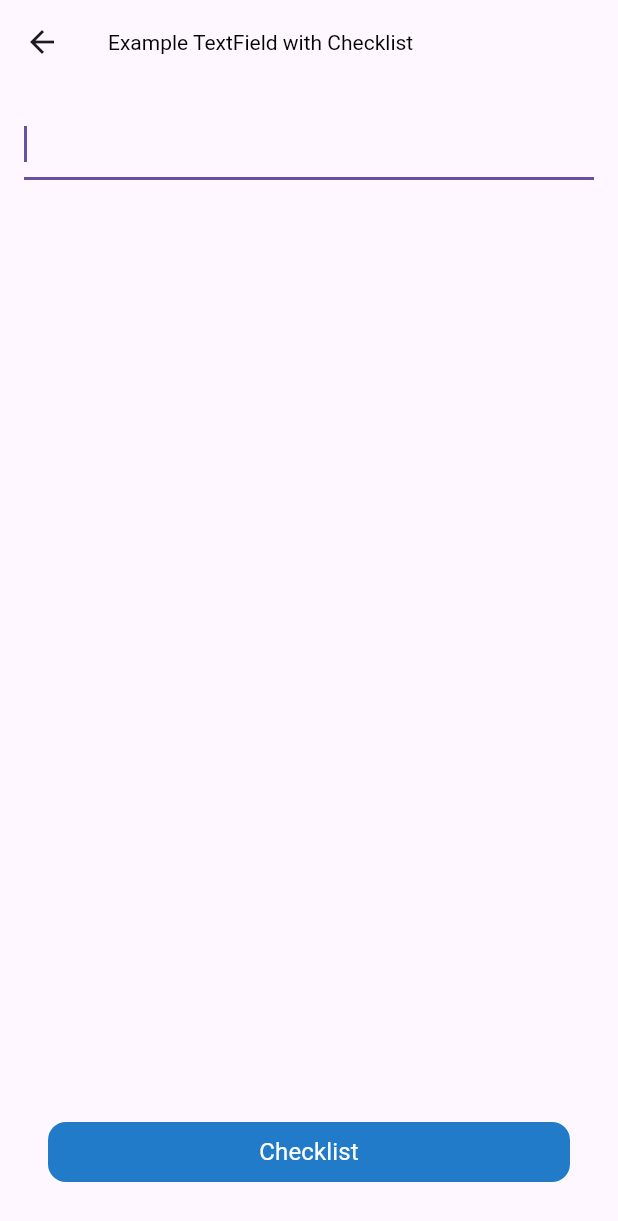
After one commit to agsant/agsant_package, a Flutter app: the AgsTextfieldWithChecklistExample screen opened directly, after a tap on "Checklist", on a phone screen of 412 x 824 dp. The commit adds this screen. Shown: the top 1221 px of the screen. Run offline on Flutter 3.47's test engine with Material 3 defaults, Android fonts, the phone set to English and light mode, and no system bars; our stand-ins replace flutter_svg, kiwi, rxdart.

Commit message:
feat: create textfield checkbox

```diff
--- a/example_project/lib/src/main_page/main_page.dart
+++ b/example_project/lib/src/main_page/main_page.dart
@@ -5,6 +5,7 @@ import 'package:example_project/src/pages/ags_date_picker_example_page.dart';
 import 'package:example_project/src/pages/ags_image_example_page.dart';
 import 'package:example_project/src/pages/ags_text_area_page.dart';
 import 'package:example_project/src/pages/ags_text_example_page.dart';
+import 'package:example_project/src/pages/ags_textfield_with_checklist_example.dart';
 import 'package:flutter/cupertino.dart';
 import 'package:flutter/material.dart';
 
@@ -53,6 +54,11 @@ class MainPage extends StatelessWidget {
             title: 'Checkbox',
             targetWidget: const AgsCheckboxPage(),
           ),
+          _getItem(
+            context: context,
+            title: 'TextField Checkbox',
+            targetWidget: const AgsTextfieldWithChecklistExample(),
+          ),
         ],
       ),
     );
--- /dev/null
+++ b/example_project/lib/src/pages/ags_textfield_with_checklist_example.dart
@@ -0,0 +1,47 @@
+import 'package:agsant_package/agsant_package.dart';
+import 'package:flutter/material.dart';
+
+class AgsTextfieldWithChecklistExample extends StatefulWidget {
+  const AgsTextfieldWithChecklistExample({super.key});
+
+  @override
+  State<StatefulWidget> createState() =>
+      _AgsTextfieldWithChecklistExampleState();
+}
+
+class _AgsTextfieldWithChecklistExampleState
+    extends State<AgsTextfieldWithChecklistExample> {
+  bool checked = false;
+
+  @override
+  Widget build(BuildContext context) {
+    return Scaffold(
+      appBar: AppBar(
+        title: AgsText('Example TextField with Checklist'),
+      ),
+      body: Container(
+        padding: const EdgeInsets.all(16),
+        child: Column(
+          children: [
+            Expanded(
+              child: AgsTextFieldCheckbox(
+                checklistType: checked,
+              ),
+            ),
+            Container(
+              padding: const EdgeInsets.all(16),
+              child: AgsButton(
+                title: 'Checklist',
+                onTap: () {
+                  setState(() {
+                    checked = !checked;
+                  });
+                },
+              ),
+            ),
+          ],
+        ),
+      ),
+    );
+  }
+}
--- a/lib/agsant_package.dart
+++ b/lib/agsant_package.dart
@@ -19,6 +19,7 @@ export 'package:agsant_package/src/widgets/ags_date_picker.dart';
 export 'package:agsant_package/src/widgets/ags_text_area.dart';
 export 'package:agsant_package/src/widgets/ags_text_field.dart';
 export 'package:agsant_package/src/widgets/ags_checkbox.dart';
+export 'package:agsant_package/src/widgets/ags_textfield_tiles/ags_textfield_checkbox.dart';
 
 /// third parties
 export 'package:intl/intl.dart';
--- /dev/null
+++ b/lib/src/widgets/ags_textfield_tiles/ags_textfield_checkbox.dart
@@ -0,0 +1,50 @@
+import 'package:agsant_package/src/widgets/ags_textfield_tiles/ags_textfield_checkbox_controller.dart';
+import 'package:agsant_package/src/widgets/ags_textfield_tiles/ags_textfield_item.dart';
+import 'package:agsant_package/src/widgets/ags_textfield_tiles/ags_textfield_item_model.dart';
+import 'package:flutter/material.dart';
+
+class AgsTextFieldCheckbox extends StatefulWidget {
+  final bool checklistType;
+
+  const AgsTextFieldCheckbox({super.key, required this.checklistType});
+
+  @override
+  State<StatefulWidget> createState() => _AgsTextFieldCheckboxState();
+}
+
+class _AgsTextFieldCheckboxState extends State<AgsTextFieldCheckbox> {
+  final AgsTextfieldCheckboxController _controller =
+      AgsTextfieldCheckboxController();
+
+  @override
+  void initState() {
+    super.initState();
+    _controller.initialLoad();
+  }
+
+  @override
+  Widget build(BuildContext context) {
+    return ListenableBuilder(
+      listenable: _controller,
+      builder: (context, child) {
+        List<AgsTextFieldItemModel> items = _controller.items;
+        return ListView.builder(
+          itemCount: items.length,
+          itemBuilder: (context, index) {
+            return AgsTextfieldItem(
+              key: Key(index.toString()),
+              isChecklistType: widget.checklistType,
+              showCheckbox: items[index].isChecklistType,
+              onEnter: () {
+                _controller.addItem(index: index);
+              },
+              onChanged: (checked, value) {
+                _controller.updateItem(index: index);
+              },
+            );
+          },
+        );
+      },
+    );
+  }
+}
--- /dev/null
+++ b/lib/src/widgets/ags_textfield_tiles/ags_textfield_checkbox_controller.dart
@@ -0,0 +1,38 @@
+import 'dart:collection';
+
+import 'package:agsant_package/src/widgets/ags_textfield_tiles/ags_textfield_item_model.dart';
+import 'package:flutter/material.dart';
+
+class AgsTextfieldCheckboxController extends ChangeNotifier {
+  final List<AgsTextFieldItemModel> _items = [];
+
+  UnmodifiableListView<AgsTextFieldItemModel> get items =>
+      UnmodifiableListView(_items);
+
+  void initialLoad() {
+    _items.add(AgsTextFieldItemModel(text: ''));
+  }
+
+  void addItem({
+    required int index,
+  }) {
+    AgsTextFieldItemModel newItem = AgsTextFieldItemModel(text: '');
+    _items.insert(index + 1, newItem);
+    notifyListeners();
+  }
+
+  void updateItem({required int index, String? value, bool? checked}) {
+    AgsTextFieldItemModel item = _items[index];
+
+    _items[index] = item.copyWith(
+      text: value,
+      checked: checked,
+    );
+    notifyListeners();
+  }
+
+  void remove(int index) {
+    _items.removeAt(index);
+    notifyListeners();
+  }
+}
--- /dev/null
+++ b/lib/src/widgets/ags_textfield_tiles/ags_textfield_item.dart
@@ -0,0 +1,82 @@
+import 'dart:async';
+
+import 'package:agsant_package/agsant_package.dart';
+import 'package:flutter/material.dart';
+
+class AgsTextfieldItem extends StatefulWidget {
+  final bool isChecklistType;
+  final bool showCheckbox;
+
+  final void Function(bool checked, String value)? onChanged;
+  final VoidCallback? onEnter;
+
+  const AgsTextfieldItem({
+    super.key,
+    required this.isChecklistType,
+    required this.showCheckbox,
+    this.onEnter,
+    this.onChanged,
+  });
+
+  @override
+  State<StatefulWidget> createState() => _AgsTextfieldItemState();
+}
+
+class _AgsTextfieldItemState extends State<AgsTextfieldItem> {
+  final TextEditingController _controller = TextEditingController();
+  final FocusNode _focusNode = FocusNode();
+
+  Timer? _debounce;
+
+  bool _checked = false;
+
+  @override
+  void initState() {
+    super.initState();
+    _controller.addListener(_onSearchChanged);
+    _focusNode.requestFocus();
+  }
+
+  @override
+  Widget build(BuildContext context) {
+    return TextField(
+      focusNode: _focusNode,
+      minLines: 1,
+      maxLines: 200,
+      controller: _controller,
+      decoration: (widget.isChecklistType && widget.showCheckbox)
+          ? InputDecoration(
+              prefixIcon: AgsCheckbox(
+                value: _checked,
+                onChanged: (value) {
+                  setState(() {
+                    _checked = value;
+                  });
+                  widget.onChanged?.call(_checked, _controller.text);
+                },
+              ),
+            )
+          : const InputDecoration(),
+      onChanged: (value) {
+        if (widget.isChecklistType) {
+          if (value.contains('\n')) {
+            String text = value.replaceAll('\n', '');
+            _controller.text = text;
+            widget.onEnter?.call();
+          }
+        }
+      },
+    );
+  }
+
+  _onSearchChanged() {
+    Timer? _timer = _debounce;
+    if (_timer != null && _timer.isActive) {
+      _debounce?.cancel();
+    }
+
+    _debounce = Timer(const Duration(milliseconds: 1000), () {
+      widget.onChanged?.call(_checked, _controller.text);
+    });
+  }
+}
--- /dev/null
+++ b/lib/src/widgets/ags_textfield_tiles/ags_textfield_item_model.dart
@@ -0,0 +1,23 @@
+class AgsTextFieldItemModel {
+  final String text;
+  final bool isChecklistType;
+  final bool checked;
+
+  AgsTextFieldItemModel({
+    required this.text,
+    this.checked = false,
+    this.isChecklistType = false,
+  });
+
+  AgsTextFieldItemModel copyWith({
+    String? text,
+    bool? checked,
+    bool? isChecklistType,
+  }) {
+    return AgsTextFieldItemModel(
+      text: text ?? this.text,
+      checked: checked ?? this.checked,
+      isChecklistType: isChecklistType ?? this.isChecklistType,
+    );
+  }
+}
```
